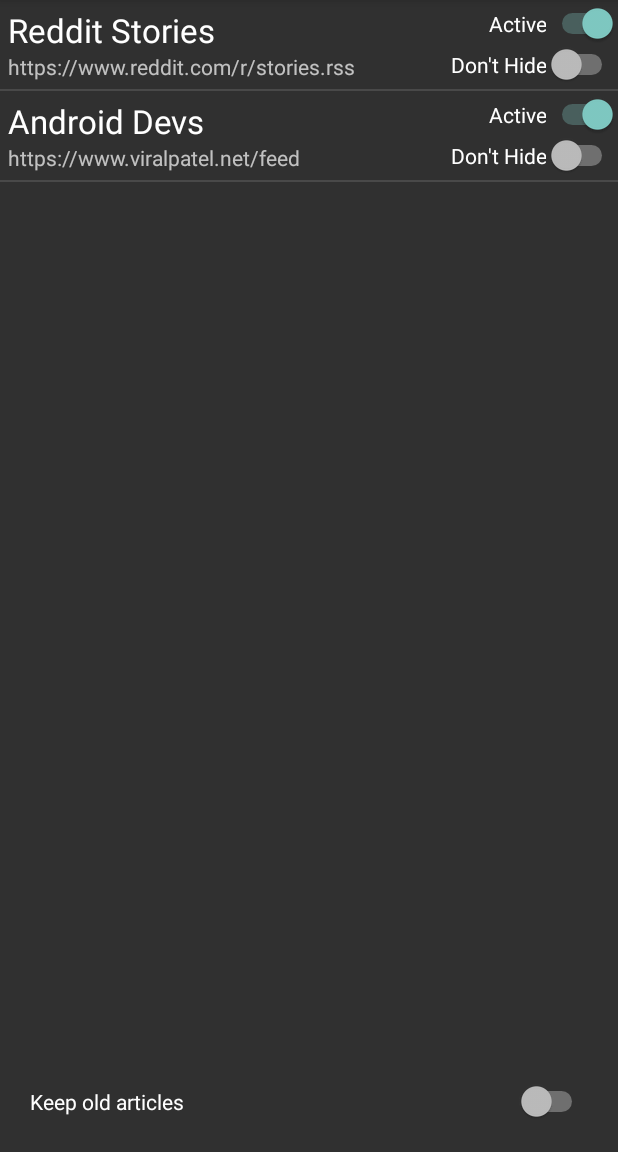
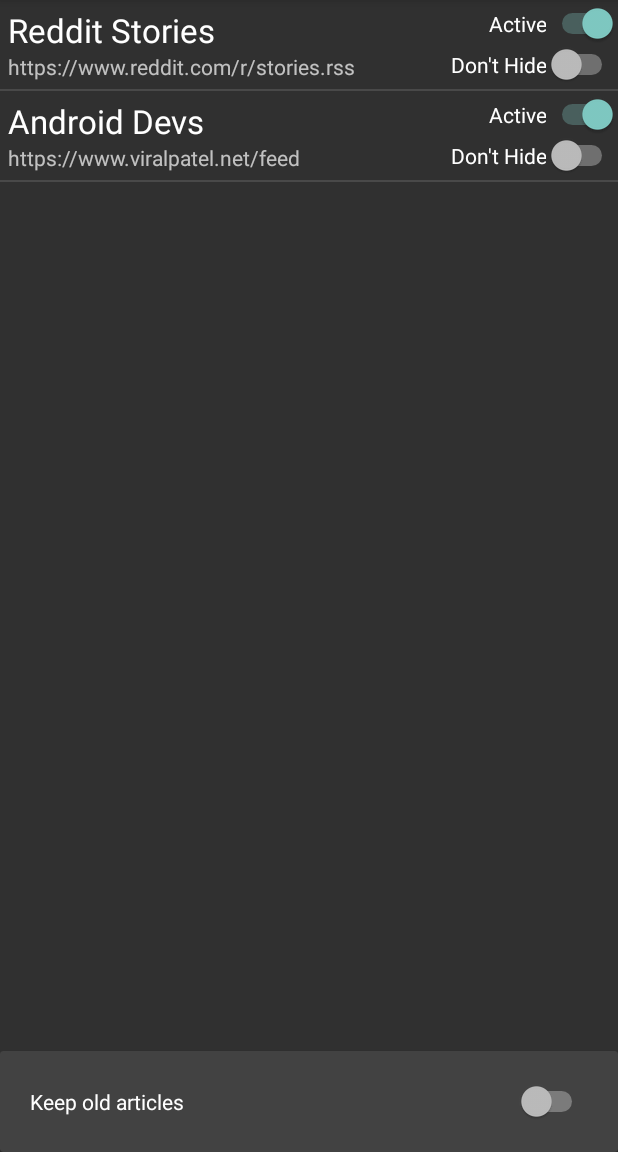
Before and after one commit to Palda97/ArticleReaderpalecda1, an Android app: the FeedActivity screen opened directly, with no data from a screen before it, on a phone screen of 412 x 824 dp, the part 84-1236 px from its top. Run offline under Robolectric (Android 15) with nearby library versions, the phone set to English and light mode, and no system bars; our stand-ins replace Room's generated code, data binding; 2 statements that could not run were skipped.

Commit message:
setting cosmetics

```diff
--- a/app/src/main/res/layout/activity_feed.xml
+++ b/app/src/main/res/layout/activity_feed.xml
@@ -8,11 +8,26 @@
     tools:context=".view.activity.FeedActivity">
 
     <FrameLayout
+        android:id="@+id/container_feed_fragment"
         android:layout_width="match_parent"
         android:layout_height="0dp"
-        android:id="@+id/container_feed_fragment"
         android:layout_weight="1">
+
     </FrameLayout>
+
+    <androidx.cardview.widget.CardView
+        android:layout_width="match_parent"
+        android:layout_height="wrap_content" >
+
+        <FrameLayout
+            android:id="@+id/container_settings_fragment"
+            android:layout_width="match_parent"
+            android:layout_height="wrap_content"
+            android:layout_marginHorizontal="20dp"
+            android:layout_marginVertical="20dp">
+
+        </FrameLayout>
+    </androidx.cardview.widget.CardView>
 
     <!-- <View
         android:id="@+id/divider3"
@@ -20,13 +35,4 @@
         android:layout_height="1dp"
         android:background="?android:attr/listDivider" /> -->
 
-    <FrameLayout
-        android:layout_width="match_parent"
-        android:layout_height="wrap_content"
-        android:id="@+id/container_settings_fragment"
-        android:layout_marginHorizontal="20dp"
-        android:layout_marginVertical="20dp">
-
-    </FrameLayout>
-
 </LinearLayout>
```
